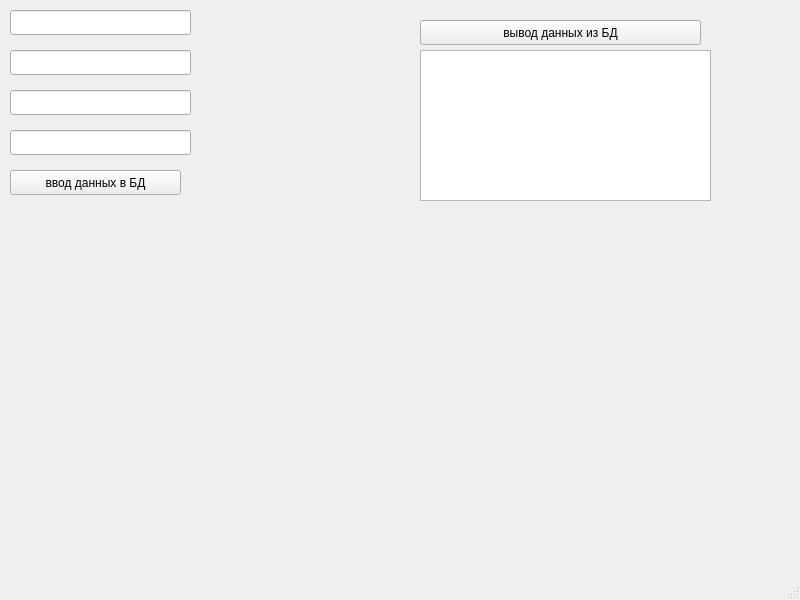
Qt form mainwindow.ui (mishanyya/Qt_input_output_data_DB_by_text_fields) before a commit.
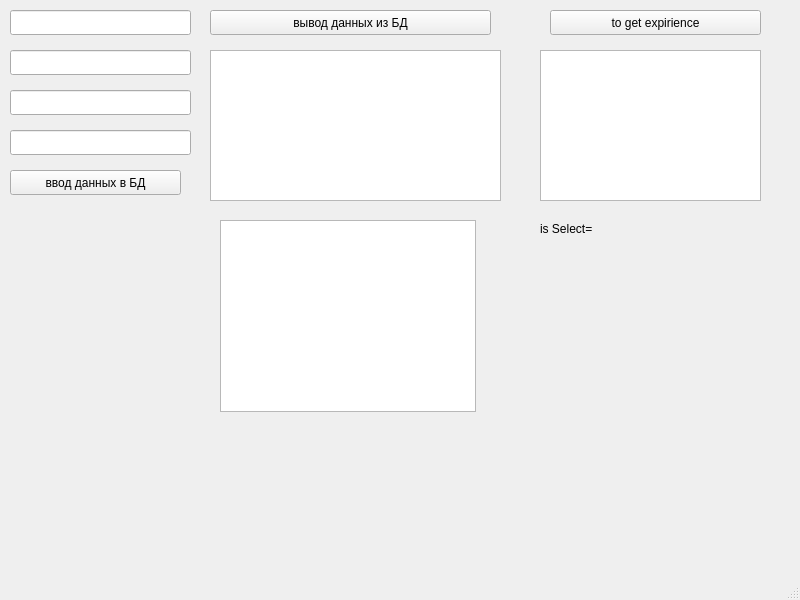
The same form after that commit.

```diff
--- a/mainwindow.ui
+++ b/mainwindow.ui
@@ -40,7 +40,7 @@
    <widget class="QTextEdit" name="textEdit">
     <property name="geometry">
      <rect>
-      <x>420</x>
+      <x>210</x>
       <y>50</y>
       <width>291</width>
       <height>151</height>
@@ -50,8 +50,8 @@
    <widget class="QPushButton" name="pushButton_2">
     <property name="geometry">
      <rect>
-      <x>420</x>
-      <y>20</y>
+      <x>210</x>
+      <y>10</y>
       <width>281</width>
       <height>25</height>
      </rect>
@@ -90,6 +90,65 @@
      </rect>
     </property>
    </widget>
+   <widget class="QPushButton" name="pushButton_3">
+    <property name="geometry">
+     <rect>
+      <x>550</x>
+      <y>10</y>
+      <width>211</width>
+      <height>25</height>
+     </rect>
+    </property>
+    <property name="text">
+     <string>to get expirience</string>
+    </property>
+   </widget>
+   <widget class="QTextEdit" name="textEdit_2">
+    <property name="geometry">
+     <rect>
+      <x>540</x>
+      <y>50</y>
+      <width>221</width>
+      <height>151</height>
+     </rect>
+    </property>
+   </widget>
+   <widget class="QLabel" name="label">
+    <property name="geometry">
+     <rect>
+      <x>540</x>
+      <y>220</y>
+      <width>67</width>
+      <height>17</height>
+     </rect>
+    </property>
+    <property name="text">
+     <string>is Select=</string>
+    </property>
+   </widget>
+   <widget class="QLabel" name="label_2">
+    <property name="geometry">
+     <rect>
+      <x>610</x>
+      <y>220</y>
+      <width>141</width>
+      <height>20</height>
+     </rect>
+    </property>
+    <property name="text">
+     <string/>
+    </property>
+   </widget>
+   <widget class="QTableView" name="tableView">
+    <property name="geometry">
+     <rect>
+      <x>220</x>
+      <y>220</y>
+      <width>256</width>
+      <height>192</height>
+     </rect>
+    </property>
+   </widget>
   </widget>
   <widget class="QMenuBar" name="menubar">
    <property name="geometry">
```
